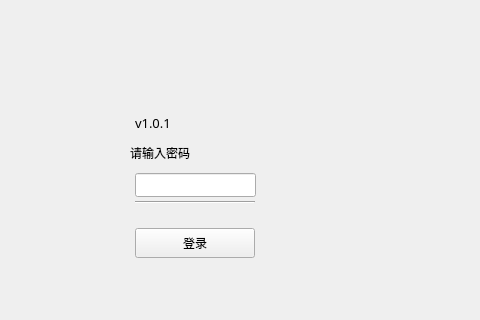
Above: normallogin.ui from HcashOrg/hx-indicator before the change; both pictures show x 150 to 630 and y 127 to 447 of the 960 by 580 pixel window. Below: the same form after it.
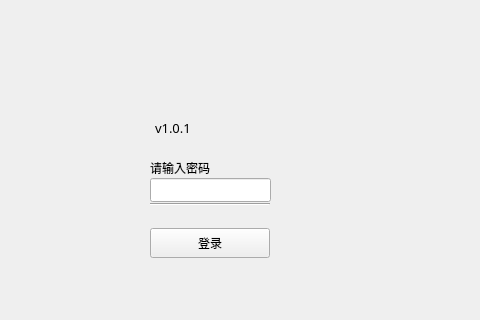
That is the form after the change.

```diff
--- a/normallogin.ui
+++ b/normallogin.ui
@@ -24,8 +24,8 @@
   <widget class="QLineEdit" name="pwdLineEdit">
    <property name="geometry">
     <rect>
-     <x>285</x>
-     <y>300</y>
+     <x>300</x>
+     <y>305</y>
      <width>121</width>
      <height>24</height>
     </rect>
@@ -54,7 +54,7 @@
   <widget class="QToolButton" name="enterBtn">
    <property name="geometry">
     <rect>
-     <x>285</x>
+     <x>300</x>
      <y>355</y>
      <width>120</width>
      <height>30</height>
@@ -76,8 +76,8 @@
   <widget class="QLabel" name="tipLabel">
    <property name="geometry">
     <rect>
-     <x>285</x>
-     <y>330</y>
+     <x>300</x>
+     <y>335</y>
      <width>200</width>
      <height>20</height>
     </rect>
@@ -119,8 +119,8 @@
   <widget class="Line" name="line">
    <property name="geometry">
     <rect>
-     <x>285</x>
-     <y>328</y>
+     <x>300</x>
+     <y>330</y>
      <width>120</width>
      <height>3</height>
     </rect>
@@ -132,8 +132,8 @@
   <widget class="QLabel" name="label_pass">
    <property name="geometry">
     <rect>
-     <x>280</x>
-     <y>270</y>
+     <x>300</x>
+     <y>285</y>
      <width>91</width>
      <height>20</height>
     </rect>
@@ -150,8 +150,8 @@
   <widget class="QLabel" name="label_version">
    <property name="geometry">
     <rect>
-     <x>285</x>
-     <y>240</y>
+     <x>305</x>
+     <y>245</y>
      <width>80</width>
      <height>20</height>
     </rect>
@@ -169,10 +169,10 @@
   <widget class="QLabel" name="welcome_label">
    <property name="geometry">
     <rect>
-     <x>285</x>
+     <x>305</x>
      <y>190</y>
-     <width>121</width>
-     <height>45</height>
+     <width>100</width>
+     <height>46</height>
     </rect>
    </property>
    <property name="font">
```
